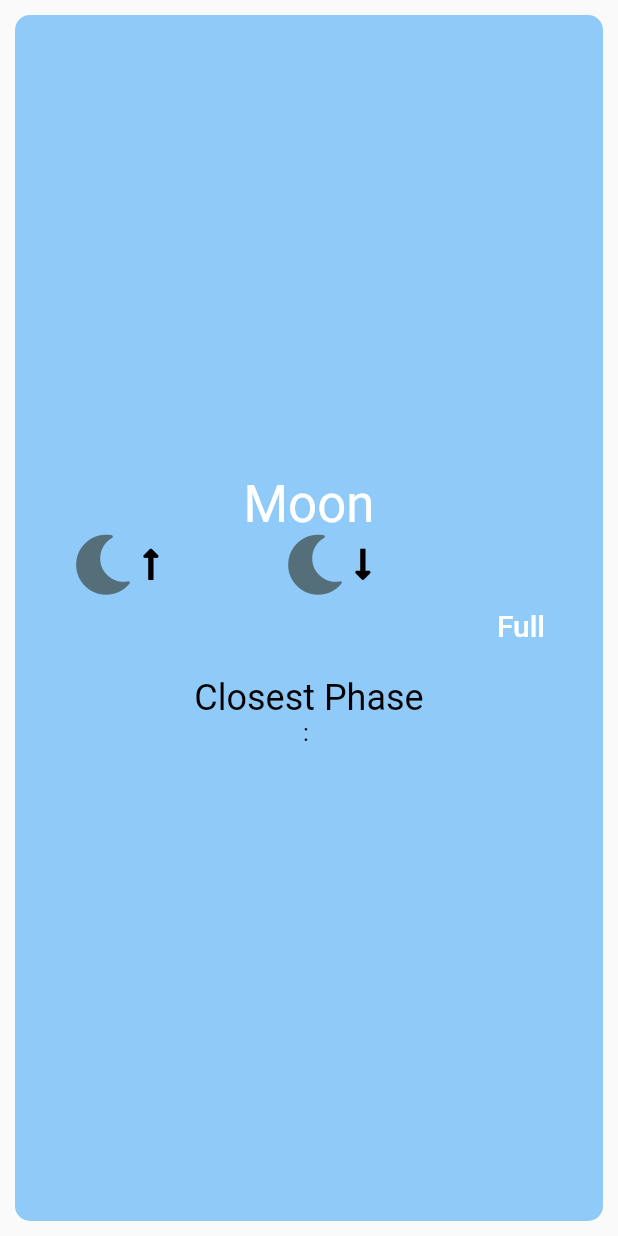
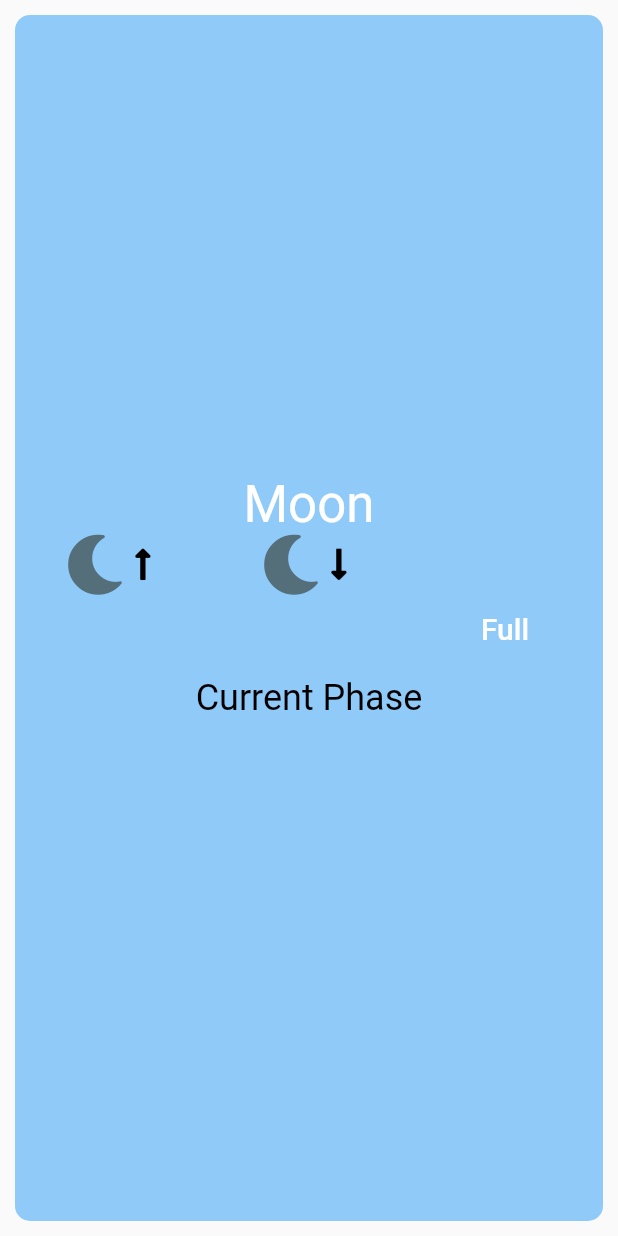
Before and after one commit to njscholfield/conditions-app, a Flutter app: the MoonCard widget shown alone on an empty page, opened directly with empty values, on a phone screen of 412 x 824 dp. Run offline on Flutter 3.47's test engine with Material 2 defaults, Android fonts, the phone set to English and light mode, and no system bars; our stand-ins replace font_awesome_flutter, geolocator, shared_preferences; missing offline and left inert: darksky_weather; accounts and stored records are empty.

Commit message:
Add back moon card with new data

```diff
--- a/lib/components/MoonCard.dart
+++ b/lib/components/MoonCard.dart
@@ -1,79 +1,46 @@
 import 'package:flutter/material.dart';
 import 'package:font_awesome_flutter/font_awesome_flutter.dart';
-import 'package:conditions/models/AstronData.dart';
+import 'package:conditions/models/MoonData.dart';
 
-class MoonCard extends StatefulWidget {
-  MoonCard(this.astronData);
-  final AstronData astronData;
+class MoonCard extends StatelessWidget {
+  MoonCard(this.moonData);
 
-  MoonCardState createState() => new MoonCardState();
-}
-
-class MoonCardState extends State<MoonCard> with SingleTickerProviderStateMixin {
-  AnimationController _controller;
-  Animation<Color> _animation;
-
-  @override
-  void initState() {
-    _controller = AnimationController(
-      duration: const Duration(milliseconds: 1000),
-      vsync: this,
-    );
-
-    _animation = new ColorTween(begin: Colors.blue, end: Colors.white).animate(_controller)..addListener((){
-      setState(() {});
-    });
-    _controller.forward();
-
-    super.initState();
-  }
-
-  @override
-  void didUpdateWidget(MoonCard oldWidget) {
-    if(oldWidget.astronData != widget.astronData) {
-      _controller.reset();
-      _controller.forward();
-    }
-    super.didUpdateWidget(oldWidget);
-  }
-
-  @override
-  void dispose() {
-    _controller.dispose();
-    super.dispose();
-  }
-
+  final MoonData moonData;
 
   @override
   Widget build(BuildContext context) {
     return Container(
-      decoration: new BoxDecoration(
+      decoration: BoxDecoration(
         color: Colors.blue[200],
-        borderRadius: new BorderRadius.all(new Radius.circular(10.0))
+        borderRadius: BorderRadius.all(Radius.circular(10.0))
       ),
-      margin: EdgeInsets.all(10.0),
-      padding: EdgeInsets.only(top: 20.0, bottom: 30.0),
+      margin: const EdgeInsets.all(10.0),
+      padding: const EdgeInsets.only(top: 20.0, bottom: 30.0),
       child: Column(
         mainAxisAlignment: MainAxisAlignment.center,
         children: <Widget>[
-          new Text('Moon', style: Theme.of(context).textTheme.display1),
-          new Row(
+          Text('Moon', style: Theme.of(context).textTheme.display1),
+          Row(
             mainAxisAlignment: MainAxisAlignment.spaceAround,
             children: <Widget>[
-              new Column(
+              Flexible(
+                fit: FlexFit.tight,
+                flex: 1,
+                child: Column(
                   children: <Widget>[
-                  new Tooltip(
+                    Tooltip(
                       message: 'Moonrise',
-                    child: new Padding(
-                      padding: EdgeInsets.only(bottom: 12.0),
-                      child: new Row(
+                      child: Padding(
+                        padding: const EdgeInsets.only(bottom: 12.0),
+                        child: Row(
+                          mainAxisAlignment: MainAxisAlignment.center,
                           children: <Widget>[
-                          new Icon(
+                            Icon(
                               FontAwesomeIcons.solidMoon,
                               color: Colors.blueGrey[600],
                               size: 40
                             ),
-                          new Icon(
+                            Icon(
                               FontAwesomeIcons.longArrowAltUp,
                               color: Colors.black
                             ),
@@ -81,27 +48,32 @@ class MoonCardState extends State<MoonCard> with SingleTickerProviderStateMixin
                         ),
                       ),
                     ),
-                  new Text(
-                    widget.astronData.moonrise,
-                    style: Theme.of(context).textTheme.title.copyWith(color: _animation.value),
+                    Text(
+                      moonData.moonrise,
+                      style: Theme.of(context).textTheme.title,
                     ),
                   ]
                 ),
-              Column(
+              ),
+              Flexible(
+                fit: FlexFit.tight,
+                flex: 1,
+                child: Column(
                   crossAxisAlignment: CrossAxisAlignment.center,
                   children: <Widget>[
-                  new Tooltip(
+                    Tooltip(
                       message: 'Moonset',
-                    child: new Padding(
-                      padding: EdgeInsets.only(bottom: 12.0),
-                      child: new Row(
+                      child: Padding(
+                        padding: const EdgeInsets.only(bottom: 12.0),
+                        child: Row(
+                          mainAxisAlignment: MainAxisAlignment.center,
                           children: <Widget>[
-                          new Icon(
+                            Icon(
                               FontAwesomeIcons.solidMoon,
                               color: Colors.blueGrey[600],
                               size: 40,
                             ),
-                          new Icon(
+                            Icon(
                               FontAwesomeIcons.longArrowAltDown,
                               color: Colors.black
                             ),
@@ -109,32 +81,40 @@ class MoonCardState extends State<MoonCard> with SingleTickerProviderStateMixin
                         ),
                       ),
                     ),
-                  new Text(
-                    widget.astronData.moonset,
-                    style: Theme.of(context).textTheme.title.copyWith(color: _animation.value),
+                    Text(
+                      moonData.moonset,
+                      style: Theme.of(context).textTheme.title,
                     ),
                   ],
                 ),
-              new Column(
+              ),
+              Flexible(
+                fit: FlexFit.tight,
+                flex: 1,
+                child: Column(
                   mainAxisAlignment: MainAxisAlignment.spaceBetween,
                   children: <Widget>[
-                  new Text(
-                    widget.astronData.percentFull,
-                    style: TextStyle(color: Colors.teal, fontSize: 40)
+                    Padding(
+                      padding: const EdgeInsets.symmetric(vertical: 8.0),
+                      child: Text(
+                        moonData.moonPhase,
+                        style: TextStyle(color: Colors.teal, fontSize: 30)
                       ),
-                  new Text(
+                    ),
+                    Text(
                       'Full',
-                    style: Theme.of(context).textTheme.title.copyWith(color: _animation.value)
+                      style: Theme.of(context).textTheme.title
                     )
                   ],
                 ),
+              ),
             ]
           ),
-          new Padding(
-            padding: EdgeInsets.only(top: 20.0),
-            child: new Text('Closest Phase', style: Theme.of(context).textTheme.headline.copyWith(color: Colors.black)),
+          Padding(
+            padding: const EdgeInsets.only(top: 20.0),
+            child: Text('Current Phase', style: Theme.of(context).textTheme.headline.copyWith(color: Colors.black)),
           ),
-          new Text('${widget.astronData.closestPhase}: ${widget.astronData.closestPhaseDate}', style: TextStyle(color: Colors.black)),
+          Text(moonData.moonPhaseDesc, style: TextStyle(color: Colors.black)),
         ],
       ),
     );
--- a/lib/models/AstronData.dart
+++ /dev/null
@@ -1,71 +0,0 @@
-import 'package:flutter/material.dart';
-
-class AstronData {
-  final String sunrise;
-  final String sunset;
-  final String dusk;
-  final String moonrise;
-  final String moonset;
-  final String percentFull;
-  final String closestPhase;
-  final String closestPhaseDate;
-
-  AstronData(
-      {this.sunrise,
-      this.sunset,
-      this.dusk,
-      this.moonrise,
-      this.moonset,
-      this.percentFull,
-      this.closestPhase,
-      this.closestPhaseDate});
-
-  factory AstronData.fromJson(Map<String, dynamic> json, BuildContext context) {
-    final Map<String, dynamic> astronInfo = json;
-    final List<dynamic> sundata = astronInfo['sundata'];
-
-    String cleanTime(time) {
-      final timeComponents = time.split(':');
-      final TimeOfDay timeofday = new TimeOfDay(hour: int.parse(timeComponents[0]), minute: int.parse(timeComponents[1]));
-      return timeofday.format(context);
-    }
-
-    String moonData(String mode) {
-      String time = '---';
-      if(mode == 'R' && astronInfo['prevmoondata'] != null) {
-        time = cleanTime(astronInfo['prevmoondata'][0]['time']) + ' (-1)';
-      } else if(mode == 'S' && astronInfo['nextmoondata'] != null) {
-        time =  cleanTime(astronInfo['nextmoondata'][0]['time']) + ' (+1)';
-      } else {
-        for (Map<String, dynamic> moondata in astronInfo['moondata']) {
-          if(moondata['phen'] == mode) {
-            time = cleanTime(moondata['time']);
-            break;
-          }
-        }
-      }
-      return time;
-    }
-
-    String fracillum() {
-      final Map<String, String> moonphases = {'First Quarter': '50%', 'Full Moon': '100%', 'Last Quarter': '50%', 'New Moon': '0%'};
-
-      if(astronInfo['fracillum'] != null) {
-        return astronInfo['fracillum'];
-      } else {
-        return moonphases[astronInfo['closestphase']['phase']];
-      }
-    }
-
-    return AstronData(
-      sunrise: cleanTime(sundata[1]['time']),
-      sunset: cleanTime(sundata[3]['time']),
-      dusk: cleanTime(sundata[4]['time']),
-      moonrise: moonData('R'),
-      moonset: moonData('S'),
-      percentFull: fracillum(),
-      closestPhase: astronInfo['closestphase']['phase'],
-      closestPhaseDate: '${astronInfo['closestphase']['date']} at ${cleanTime(astronInfo['closestphase']['time'])}'
-    );
-  }
-}
--- /dev/null
+++ b/lib/models/MoonData.dart
@@ -0,0 +1,24 @@
+class MoonData {
+  final String moonrise;
+  final String moonset;
+  final String moonPhase;
+  final String moonPhaseDesc;
+  final DateTime date;
+
+  MoonData({this.moonrise, this.moonset, this.moonPhase, this.moonPhaseDesc, this.date});
+
+  factory MoonData.fromJson(Map<String, dynamic> json) {
+    String calculatePhase(double moonPhase) {
+      double percent = (moonPhase < 0) ? moonPhase * -100 : moonPhase * 100;
+      return '$percent%';
+    }
+
+    return new MoonData(
+      moonrise: json['moonrise'],
+      moonset: json['moonset'],
+      moonPhase: calculatePhase(json['moonPhase']),
+      moonPhaseDesc: json['moonPhaseDesc'],
+      date: DateTime.parse(json['utcTime'])
+    );
+  }
+}
```
Also changed, not shown: lib/components/LocationField.dart (+21 -2 lines), lib/main.dart (+75 -29 lines). Lines whose indentation alone changed are shown as unchanged.
